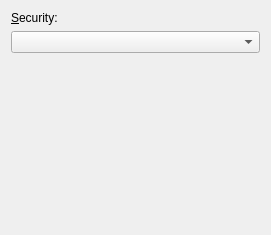
netrunner-debian-kde-extras/networkmanagement, file libs/ui/security/802_11_wireless_security.ui: the form before one commit.
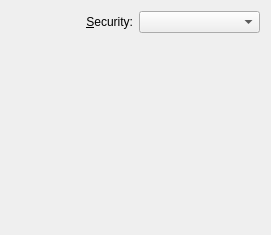
The form after the commit. Custom widgets are drawn as their Qt base class.

What changed in the file:
```diff
--- a/libs/ui/security/802_11_wireless_security.ui
+++ b/libs/ui/security/802_11_wireless_security.ui
@@ -14,22 +14,29 @@
   </property>
   <layout class="QVBoxLayout" name="verticalLayout_5" >
    <item>
-    <widget class="QLabel" name="label" >
-     <property name="text" >
+    <layout class="QHBoxLayout" name="horizontalLayout">
+     <item>
+      <widget class="QLabel" name="label">
+       <property name="text">
       <string>&amp;Security:</string>
      </property>
-     <property name="buddy" >
+       <property name="alignment">
+        <set>Qt::AlignRight|Qt::AlignTrailing|Qt::AlignVCenter</set>
+       </property>
+       <property name="buddy">
       <cstring>cmbType</cstring>
      </property>
     </widget>
    </item>
    <item>
-    <widget class="KComboBox" name="cmbType" />
+      <widget class="KComboBox" name="cmbType"/>
+     </item>
+    </layout>
    </item>
    <item>
-    <widget class="QStackedWidget" name="stackedWidget" >
-     <widget class="QWidget" name="" >
-      <layout class="QVBoxLayout" name="verticalLayout_2" />
+    <widget class="QStackedWidget" name="stackedWidget">
+     <widget class="QWidget" name="widget">
+      <layout class="QVBoxLayout" name="verticalLayout_2"/>
      </widget>
     </widget>
    </item>
```
Left out of the diff: 11 changed lines with no effect on the pictures. Lines whose indentation alone changed are shown as unchanged.
